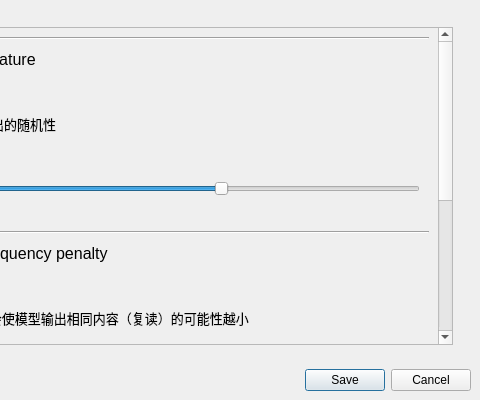
CodeCCsky/chatWithQing, file asset/GUI/xml/setting.ui: the form before one commit; both pictures show x 330 to 810 and y 0 to 400 of the 810 by 400 pixel window.
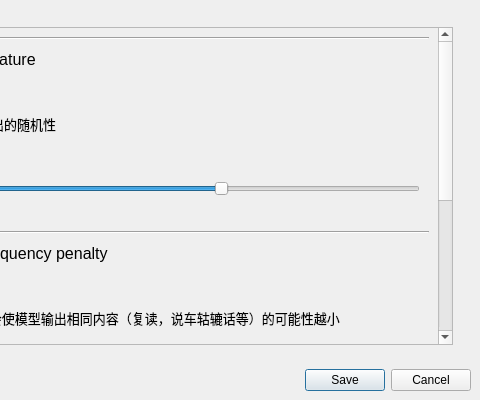
The form after the commit. The open tabs and pages were chosen to show the change.

Commit message: 调整模型参数，模型输出理论上会更好

Patch:
```diff
--- a/asset/GUI/xml/setting.ui
+++ b/asset/GUI/xml/setting.ui
@@ -354,7 +354,7 @@
               <property name="geometry">
                <rect>
                 <x>0</x>
-                <y>0</y>
+                <y>-235</y>
                 <width>531</width>
                 <height>550</height>
                </rect>
@@ -429,7 +429,7 @@
                <item>
                 <widget class="QLabel" name="frequencyPenaltyLabel">
                  <property name="text">
-                  <string>&lt;html&gt;&lt;head/&gt;&lt;body&gt;&lt;p&gt;&lt;span style=&quot; font-size:12pt;&quot;&gt;频率惩罚 frequency penalty&lt;/span&gt;&lt;/p&gt;&lt;p&gt;&lt;span style=&quot; font-size:10pt;&quot;&gt;范围：-2 ~ 2&lt;/span&gt;&lt;/p&gt;&lt;p&gt;&lt;span style=&quot; font-size:10pt;&quot;&gt;0 以上时越高会使模型输出相同内容（复读）的可能性越小&lt;/span&gt;&lt;/p&gt;&lt;p&gt;&lt;span style=&quot; font-size:10pt;&quot;&gt;默认为 0&lt;/span&gt;&lt;/p&gt;&lt;/body&gt;&lt;/html&gt;</string>
+                  <string>&lt;html&gt;&lt;head/&gt;&lt;body&gt;&lt;p&gt;&lt;span style=&quot; font-size:12pt;&quot;&gt;频率惩罚 frequency penalty&lt;/span&gt;&lt;/p&gt;&lt;p&gt;&lt;span style=&quot; font-size:10pt;&quot;&gt;范围：-2 ~ 2&lt;/span&gt;&lt;/p&gt;&lt;p&gt;&lt;span style=&quot; font-size:10pt;&quot;&gt;0 以上时越高会使模型输出相同内容（复读，说车轱辘话等）的可能性越小&lt;/span&gt;&lt;/p&gt;&lt;p&gt;&lt;span style=&quot; font-size:10pt;&quot;&gt;默认为 0.3&lt;/span&gt;&lt;/p&gt;&lt;/body&gt;&lt;/html&gt;</string>
                  </property>
                 </widget>
                </item>
```
Left out of the diff: 4 changed lines with no effect on the pictures. The commit also changes 7 other files.
